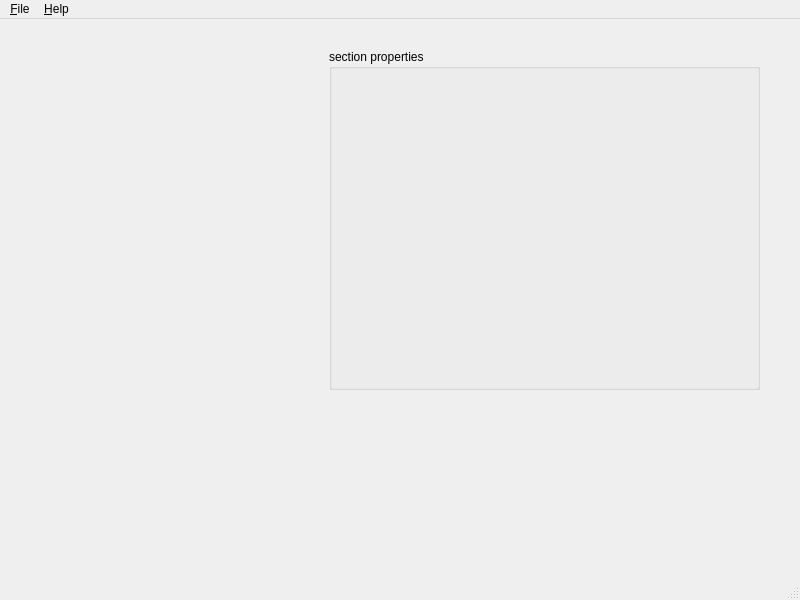
This is civilTools/applications/section/mainwindow.ui in ebrahimraeyat/civilTools as Qt 5 draws it before an edit. The edited form follows.
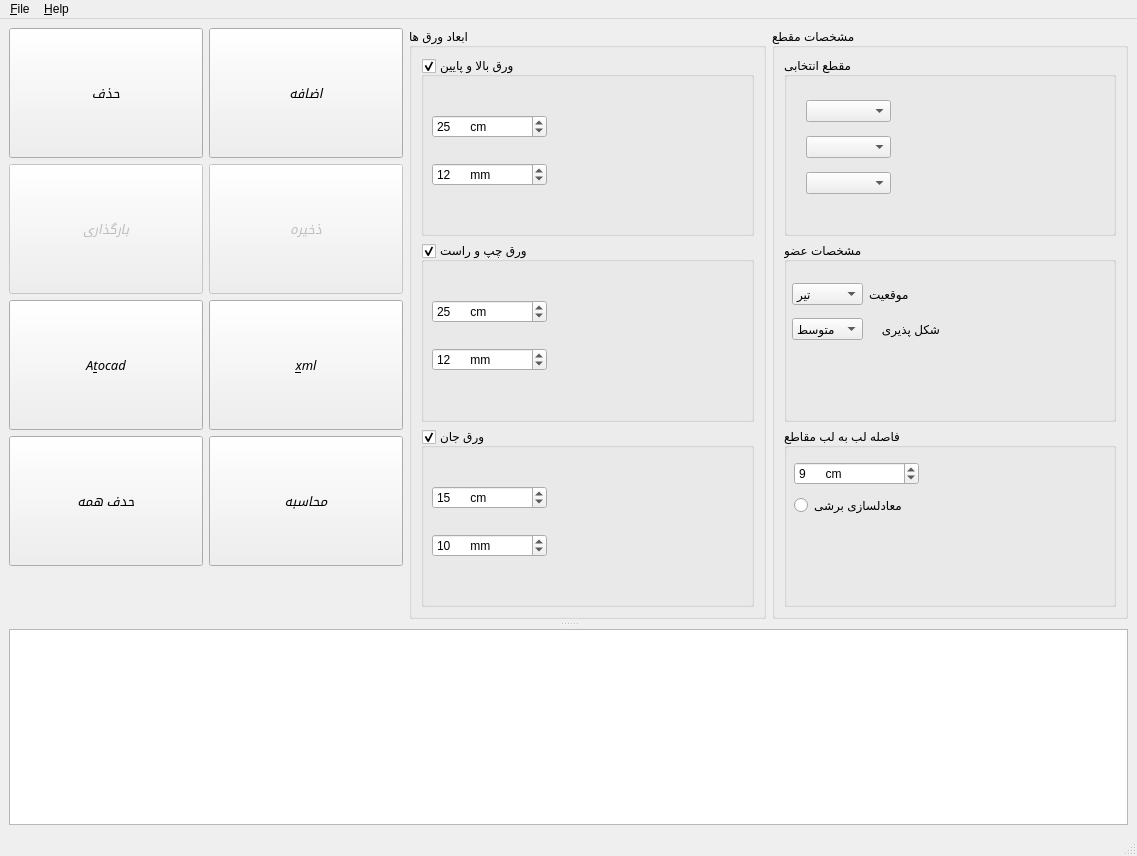
This is the edited form. Icons and pictures are not drawn.

```diff
--- a/civilTools/applications/section/mainwindow.ui
+++ b/civilTools/applications/section/mainwindow.ui
@@ -6,34 +6,854 @@
    <rect>
     <x>0</x>
     <y>0</y>
-    <width>800</width>
-    <height>600</height>
+    <width>1137</width>
+    <height>856</height>
    </rect>
   </property>
+  <property name="sizePolicy">
+   <sizepolicy hsizetype="Preferred" vsizetype="Preferred">
+    <horstretch>0</horstretch>
+    <verstretch>0</verstretch>
+   </sizepolicy>
+  </property>
   <property name="windowTitle">
    <string>MainWindow</string>
   </property>
   <widget class="QWidget" name="centralwidget">
-   <widget class="QGroupBox" name="groupBox">
-    <property name="geometry">
-     <rect>
-      <x>329</x>
-      <y>30</y>
-      <width>431</width>
-      <height>341</height>
-     </rect>
-    </property>
-    <property name="title">
-     <string>section properties</string>
-    </property>
-   </widget>
+   <property name="sizePolicy">
+    <sizepolicy hsizetype="Minimum" vsizetype="Fixed">
+     <horstretch>0</horstretch>
+     <verstretch>0</verstretch>
+    </sizepolicy>
+   </property>
+   <property name="minimumSize">
+    <size>
+     <width>800</width>
+     <height>600</height>
+    </size>
+   </property>
+   <layout class="QGridLayout" name="gridLayout_2">
+    <item row="0" column="0">
+     <widget class="QSplitter" name="mainSplitter">
+      <property name="sizePolicy">
+       <sizepolicy hsizetype="Expanding" vsizetype="Expanding">
+        <horstretch>0</horstretch>
+        <verstretch>0</verstretch>
+       </sizepolicy>
+      </property>
+      <property name="mouseTracking">
+       <bool>false</bool>
+      </property>
+      <property name="frameShape">
+       <enum>QFrame::NoFrame</enum>
+      </property>
+      <property name="frameShadow">
+       <enum>QFrame::Plain</enum>
+      </property>
+      <property name="midLineWidth">
+       <number>10</number>
+      </property>
+      <property name="orientation">
+       <enum>Qt::Vertical</enum>
+      </property>
+      <property name="opaqueResize">
+       <bool>true</bool>
+      </property>
+      <property name="handleWidth">
+       <number>10</number>
+      </property>
+      <property name="childrenCollapsible">
+       <bool>false</bool>
+      </property>
+      <widget class="QWidget" name="layoutWidget">
+       <layout class="QHBoxLayout" name="horizontalLayout_2">
+        <property name="spacing">
+         <number>6</number>
+        </property>
+        <property name="sizeConstraint">
+         <enum>QLayout::SetDefaultConstraint</enum>
+        </property>
+        <item>
+         <layout class="QGridLayout" name="gridLayout_6">
+          <property name="sizeConstraint">
+           <enum>QLayout::SetDefaultConstraint</enum>
+          </property>
+          <item row="7" column="0">
+           <widget class="QPushButton" name="clear_all_Button">
+            <property name="sizePolicy">
+             <sizepolicy hsizetype="Fixed" vsizetype="Fixed">
+              <horstretch>0</horstretch>
+              <verstretch>0</verstretch>
+             </sizepolicy>
+            </property>
+            <property name="minimumSize">
+             <size>
+              <width>194</width>
+              <height>130</height>
+             </size>
+            </property>
+            <property name="maximumSize">
+             <size>
+              <width>135</width>
+              <height>16777215</height>
+             </size>
+            </property>
+            <property name="font">
+             <font>
+              <family>Noto Sans</family>
+              <pointsize>10</pointsize>
+              <weight>50</weight>
+              <italic>true</italic>
+              <bold>false</bold>
+             </font>
+            </property>
+            <property name="styleSheet">
+             <string notr="true">font: italic 10pt &quot;Noto Sans&quot;;</string>
+            </property>
+            <property name="text">
+             <string>حدف همه</string>
+            </property>
+            <property name="icon">
+             <iconset>
+              <normaloff>images/clear.png</normaloff>images/clear.png</iconset>
+            </property>
+            <property name="iconSize">
+             <size>
+              <width>90</width>
+              <height>90</height>
+             </size>
+            </property>
+            <property name="flat">
+             <bool>false</bool>
+            </property>
+           </widget>
+          </item>
+          <item row="3" column="0">
+           <widget class="QPushButton" name="load_from_dat_button">
+            <property name="enabled">
+             <bool>false</bool>
+            </property>
+            <property name="sizePolicy">
+             <sizepolicy hsizetype="Minimum" vsizetype="Fixed">
+              <horstretch>0</horstretch>
+              <verstretch>0</verstretch>
+             </sizepolicy>
+            </property>
+            <property name="minimumSize">
+             <size>
+              <width>194</width>
+              <height>130</height>
+             </size>
+            </property>
+            <property name="maximumSize">
+             <size>
+              <width>135</width>
+              <height>16777215</height>
+             </size>
+            </property>
+            <property name="font">
+             <font>
+              <family>Noto Sans</family>
+              <pointsize>10</pointsize>
+              <weight>50</weight>
+              <italic>true</italic>
+              <bold>false</bold>
+             </font>
+            </property>
+            <property name="styleSheet">
+             <string notr="true">font: italic 10pt &quot;Noto Sans&quot;;</string>
+            </property>
+            <property name="text">
+             <string>بارگذاری</string>
+            </property>
+            <property name="icon">
+             <iconset>
+              <normaloff>images/load.png</normaloff>images/load.png</iconset>
+            </property>
+            <property name="iconSize">
+             <size>
+              <width>90</width>
+              <height>90</height>
+             </size>
+            </property>
+            <property name="flat">
+             <bool>false</bool>
+            </property>
+           </widget>
+          </item>
+          <item row="0" column="0">
+           <widget class="QPushButton" name="deleteSectionButton">
+            <property name="sizePolicy">
+             <sizepolicy hsizetype="Minimum" vsizetype="Fixed">
+              <horstretch>0</horstretch>
+              <verstretch>0</verstretch>
+             </sizepolicy>
+            </property>
+            <property name="minimumSize">
+             <size>
+              <width>194</width>
+              <height>130</height>
+             </size>
+            </property>
+            <property name="maximumSize">
+             <size>
+              <width>135</width>
+              <height>16777215</height>
+             </size>
+            </property>
+            <property name="font">
+             <font>
+              <family>Noto Sans</family>
+              <pointsize>10</pointsize>
+              <weight>50</weight>
+              <italic>true</italic>
+              <bold>false</bold>
+             </font>
+            </property>
+            <property name="styleSheet">
+             <string notr="true">font: italic 10pt &quot;Noto Sans&quot;;</string>
+            </property>
+            <property name="text">
+             <string>حذف</string>
+            </property>
+            <property name="icon">
+             <iconset>
+              <normaloff>images/remove.png</normaloff>images/remove.png</iconset>
+            </property>
+            <property name="iconSize">
+             <size>
+              <width>90</width>
+              <height>90</height>
+             </size>
+            </property>
+            <property name="flat">
+             <bool>false</bool>
+            </property>
+           </widget>
+          </item>
+          <item row="9" column="0">
+           <spacer name="verticalSpacer">
+            <property name="orientation">
+             <enum>Qt::Vertical</enum>
+            </property>
+            <property name="sizeHint" stdset="0">
+             <size>
+              <width>20</width>
+              <height>40</height>
+             </size>
+            </property>
+           </spacer>
+          </item>
+          <item row="5" column="0">
+           <widget class="QPushButton" name="save_to_autocad_Button">
+            <property name="sizePolicy">
+             <sizepolicy hsizetype="Minimum" vsizetype="Fixed">
+              <horstretch>0</horstretch>
+              <verstretch>0</verstretch>
+             </sizepolicy>
+            </property>
+            <property name="minimumSize">
+             <size>
+              <width>194</width>
+              <height>130</height>
+             </size>
+            </property>
+            <property name="maximumSize">
+             <size>
+              <width>135</width>
+              <height>16777215</height>
+             </size>
+            </property>
+            <property name="font">
+             <font>
+              <family>Noto Sans</family>
+              <pointsize>10</pointsize>
+              <weight>50</weight>
+              <italic>true</italic>
+              <bold>false</bold>
+             </font>
+            </property>
+            <property name="styleSheet">
+             <string notr="true">font: italic 10pt &quot;Noto Sans&quot;;</string>
+            </property>
+            <property name="text">
+             <string>A&amp;tocad</string>
+            </property>
+            <property name="icon">
+             <iconset>
+              <normaloff>images/autocad.png</normaloff>images/autocad.png</iconset>
+            </property>
+            <property name="iconSize">
+             <size>
+              <width>90</width>
+              <height>90</height>
+             </size>
+            </property>
+            <property name="flat">
+             <bool>false</bool>
+            </property>
+           </widget>
+          </item>
+          <item row="0" column="1">
+           <widget class="QPushButton" name="addSectionButton">
+            <property name="sizePolicy">
+             <sizepolicy hsizetype="Minimum" vsizetype="Fixed">
+              <horstretch>0</horstretch>
+              <verstretch>0</verstretch>
+             </sizepolicy>
+            </property>
+            <property name="minimumSize">
+             <size>
+              <width>194</width>
+              <height>130</height>
+             </size>
+            </property>
+            <property name="maximumSize">
+             <size>
+              <width>135</width>
+              <height>16777215</height>
+             </size>
+            </property>
+            <property name="font">
+             <font>
+              <family>Noto Sans</family>
+              <pointsize>10</pointsize>
+              <weight>50</weight>
+              <italic>true</italic>
+              <bold>false</bold>
+             </font>
+            </property>
+            <property name="styleSheet">
+             <string notr="true">font: italic 10pt &quot;Noto Sans&quot;;</string>
+            </property>
+            <property name="text">
+             <string>اضافه</string>
+            </property>
+            <property name="icon">
+             <iconset>
+              <normaloff>images/add.png</normaloff>images/add.png</iconset>
+            </property>
+            <property name="iconSize">
+             <size>
+              <width>90</width>
+              <height>90</height>
+             </size>
+            </property>
+            <property name="flat">
+             <bool>false</bool>
+            </property>
+           </widget>
+          </item>
+          <item row="3" column="1">
+           <widget class="QPushButton" name="saveToFileButton">
+            <property name="enabled">
+             <bool>false</bool>
+            </property>
+            <property name="sizePolicy">
+             <sizepolicy hsizetype="Minimum" vsizetype="Fixed">
+              <horstretch>0</horstretch>
+              <verstretch>0</verstretch>
+             </sizepolicy>
+            </property>
+            <property name="minimumSize">
+             <size>
+              <width>194</width>
+              <height>130</height>
+             </size>
+            </property>
+            <property name="maximumSize">
+             <size>
+              <width>135</width>
+              <height>16777215</height>
+             </size>
+            </property>
+            <property name="font">
+             <font>
+              <family>Noto Sans</family>
+              <pointsize>10</pointsize>
+              <weight>50</weight>
+              <italic>true</italic>
+              <bold>false</bold>
+             </font>
+            </property>
+            <property name="styleSheet">
+             <string notr="true">font: italic 10pt &quot;Noto Sans&quot;;</string>
+            </property>
+            <property name="text">
+             <string>ذخیره</string>
+            </property>
+            <property name="icon">
+             <iconset>
+              <normaloff>images/save.png</normaloff>images/save.png</iconset>
+            </property>
+            <property name="iconSize">
+             <size>
+              <width>90</width>
+              <height>90</height>
+             </size>
+            </property>
+            <property name="flat">
+             <bool>false</bool>
+            </property>
+           </widget>
+          </item>
+          <item row="5" column="1">
+           <widget class="QPushButton" name="saveToXml1Button">
+            <property name="sizePolicy">
+             <sizepolicy hsizetype="Minimum" vsizetype="Fixed">
+              <horstretch>0</horstretch>
+              <verstretch>0</verstretch>
+             </sizepolicy>
+            </property>
+            <property name="minimumSize">
+             <size>
+              <width>194</width>
+              <height>130</height>
+             </size>
+            </property>
+            <property name="maximumSize">
+             <size>
+              <width>135</width>
+              <height>16777215</height>
+             </size>
+            </property>
+            <property name="font">
+             <font>
+              <family>Noto Sans</family>
+              <pointsize>10</pointsize>
+              <weight>50</weight>
+              <italic>true</italic>
+              <bold>false</bold>
+             </font>
+            </property>
+            <property name="styleSheet">
+             <string notr="true">font: italic 10pt &quot;Noto Sans&quot;;</string>
+            </property>
+            <property name="text">
+             <string>&amp;xml</string>
+            </property>
+            <property name="icon">
+             <iconset>
+              <normaloff>images/xml.png</normaloff>images/xml.png</iconset>
+            </property>
+            <property name="iconSize">
+             <size>
+              <width>90</width>
+              <height>90</height>
+             </size>
+            </property>
+            <property name="flat">
+             <bool>false</bool>
+            </property>
+           </widget>
+          </item>
+          <item row="7" column="1">
+           <widget class="QPushButton" name="calculate_Button">
+            <property name="sizePolicy">
+             <sizepolicy hsizetype="Minimum" vsizetype="Fixed">
+              <horstretch>0</horstretch>
+              <verstretch>0</verstretch>
+             </sizepolicy>
+            </property>
+            <property name="minimumSize">
+             <size>
+              <width>194</width>
+              <height>130</height>
+             </size>
+            </property>
+            <property name="maximumSize">
+             <size>
+              <width>135</width>
+              <height>16777215</height>
+             </size>
+            </property>
+            <property name="font">
+             <font>
+              <family>Noto Sans</family>
+              <pointsize>10</pointsize>
+              <weight>9</weight>
+              <italic>true</italic>
+              <bold>false</bold>
+             </font>
+            </property>
+            <property name="styleSheet">
+             <string notr="true">font: 75 italic 10pt &quot;Noto Sans&quot;;</string>
+            </property>
+            <property name="text">
+             <string>محاسبه</string>
+            </property>
+            <property name="icon">
+             <iconset>
+              <normaloff>images/run.png</normaloff>images/run.png</iconset>
+            </property>
+            <property name="iconSize">
+             <size>
+              <width>90</width>
+              <height>90</height>
+             </size>
+            </property>
+            <property name="flat">
+             <bool>false</bool>
+            </property>
+           </widget>
+          </item>
+         </layout>
+        </item>
+        <item>
+         <layout class="QGridLayout" name="drawLayout" rowstretch="0"/>
+        </item>
+        <item>
+         <layout class="QGridLayout" name="gridLayout_4">
+          <item row="0" column="0">
+           <widget class="QGroupBox" name="groupBox_8">
+            <property name="minimumSize">
+             <size>
+              <width>180</width>
+              <height>0</height>
+             </size>
+            </property>
+            <property name="title">
+             <string>ابعاد ورق ها</string>
+            </property>
+            <layout class="QGridLayout" name="gridLayout_5">
+             <item row="0" column="0">
+              <layout class="QVBoxLayout" name="verticalLayout_3">
+               <item>
+                <widget class="QGroupBox" name="addTBPLGroupBox">
+                 <property name="title">
+                  <string>ورق بالا و پایین</string>
+                 </property>
+                 <property name="checkable">
+                  <bool>true</bool>
+                 </property>
+                 <widget class="QWidget" name="layoutWidget_4">
+                  <property name="geometry">
+                   <rect>
+                    <x>11</x>
+                    <y>39</y>
+                    <width>115</width>
+                    <height>110</height>
+                   </rect>
+                  </property>
+                  <layout class="QVBoxLayout" name="verticalLayout_5">
+                   <item>
+                    <widget class="QSpinBox" name="lhSpinBox">
+                     <property name="suffix">
+                      <string>      cm</string>
+                     </property>
+                     <property name="prefix">
+                      <string/>
+                     </property>
+                     <property name="minimum">
+                      <number>2</number>
+                     </property>
+                     <property name="value">
+                      <number>25</number>
+                     </property>
+                    </widget>
+                   </item>
+                   <item>
+                    <widget class="QSpinBox" name="thSpinBox">
+                     <property name="suffix">
+                      <string>      mm</string>
+                     </property>
+                     <property name="minimum">
+                      <number>2</number>
+                     </property>
+                     <property name="value">
+                      <number>12</number>
+                     </property>
+                    </widget>
+                   </item>
+                  </layout>
+                 </widget>
+                </widget>
+               </item>
+               <item>
+                <widget class="QGroupBox" name="addLRPLGroupBox">
+                 <property name="title">
+                  <string>ورق چپ و راست</string>
+                 </property>
+                 <property name="checkable">
+                  <bool>true</bool>
+                 </property>
+                 <widget class="QWidget" name="layoutWidget_3">
+                  <property name="geometry">
+                   <rect>
+                    <x>11</x>
+                    <y>39</y>
+                    <width>115</width>
+                    <height>110</height>
+                   </rect>
+                  </property>
+                  <layout class="QVBoxLayout" name="verticalLayout_2">
+                   <item>
+                    <widget class="QSpinBox" name="lvSpinBox">
+                     <property name="suffix">
+                      <string>      cm</string>
+                     </property>
+                     <property name="prefix">
+                      <string/>
+                     </property>
+                     <property name="minimum">
+                      <number>2</number>
+                     </property>
+                     <property name="value">
+                      <number>25</number>
+                     </property>
+                    </widget>
+                   </item>
+                   <item>
+                    <widget class="QSpinBox" name="tvSpinBox">
+                     <property name="suffix">
+                      <string>      mm</string>
+                     </property>
+                     <property name="minimum">
+                      <number>2</number>
+                     </property>
+                     <property name="value">
+                      <number>12</number>
+                     </property>
+                    </widget>
+                   </item>
+                  </layout>
+                 </widget>
+                </widget>
+               </item>
+               <item>
+                <widget class="QGroupBox" name="addWebPLGroupBox">
+                 <property name="title">
+                  <string>ورق جان</string>
+                 </property>
+                 <property name="checkable">
+                  <bool>true</bool>
+                 </property>
+                 <widget class="QWidget" name="layoutWidget_5">
+                  <property name="geometry">
+                   <rect>
+                    <x>11</x>
+                    <y>39</y>
+                    <width>115</width>
+                    <height>110</height>
+                   </rect>
+                  </property>
+                  <layout class="QVBoxLayout" name="verticalLayout">
+                   <item>
+                    <widget class="QSpinBox" name="lwSpinBox">
+                     <property name="suffix">
+                      <string>      cm</string>
+                     </property>
+                     <property name="prefix">
+                      <string/>
+                     </property>
+                     <property name="minimum">
+                      <number>2</number>
+                     </property>
+                     <property name="value">
+                      <number>15</number>
+                     </property>
+                    </widget>
+                   </item>
+                   <item>
+                    <widget class="QSpinBox" name="twSpinBox">
+                     <property name="suffix">
+                      <string>      mm</string>
+                     </property>
+                     <property name="minimum">
+                      <number>2</number>
+                     </property>
+                     <property name="value">
+                      <number>10</number>
+                     </property>
+                    </widget>
+                   </item>
+                  </layout>
+                 </widget>
+                </widget>
+               </item>
+              </layout>
+             </item>
+            </layout>
+           </widget>
+          </item>
+          <item row="0" column="1">
+           <widget class="QGroupBox" name="groupBox_9">
+            <property name="minimumSize">
+             <size>
+              <width>180</width>
+              <height>0</height>
+             </size>
+            </property>
+            <property name="title">
+             <string>مشخصات مقطع</string>
+            </property>
+            <layout class="QGridLayout" name="gridLayout_3">
+             <item row="0" column="0">
+              <layout class="QVBoxLayout" name="verticalLayout_4">
+               <item>
+                <widget class="QGroupBox" name="groupBox_5">
+                 <property name="title">
+                  <string>مقطع انتخابی</string>
+                 </property>
+                 <widget class="QWidget" name="layoutWidget_7">
+                  <property name="geometry">
+                   <rect>
+                    <x>22</x>
+                    <y>35</y>
+                    <width>85</width>
+                    <height>110</height>
+                   </rect>
+                  </property>
+                  <layout class="QVBoxLayout" name="verticalLayout_6">
+                   <item>
+                    <widget class="QComboBox" name="doubleBox"/>
+                   </item>
+                   <item>
+                    <widget class="QComboBox" name="sectionTypeBox"/>
+                   </item>
+                   <item>
+                    <widget class="QComboBox" name="sectionsBox"/>
+                   </item>
+                  </layout>
+                 </widget>
+                </widget>
+               </item>
+               <item>
+                <widget class="QGroupBox" name="groupBox_7">
+                 <property name="title">
+                  <string>مشخصات عضو</string>
+                 </property>
+                 <widget class="QWidget" name="layoutWidget_8">
+                  <property name="geometry">
+                   <rect>
+                    <x>8</x>
+                    <y>34</y>
+                    <width>148</width>
+                    <height>72</height>
+                   </rect>
+                  </property>
+                  <layout class="QGridLayout" name="gridLayout">
+                   <item row="0" column="0">
+                    <widget class="QComboBox" name="useAsBox">
+                     <item>
+                      <property name="text">
+                       <string>تیر</string>
+                      </property>
+                     </item>
+                     <item>
+                      <property name="text">
+                       <string>ستون</string>
+                      </property>
+                     </item>
+                    </widget>
+                   </item>
+                   <item row="0" column="1">
+                    <widget class="QLabel" name="label">
+                     <property name="text">
+                      <string>موقعیت</string>
+                     </property>
+                     <property name="alignment">
+                      <set>Qt::AlignRight|Qt::AlignTrailing|Qt::AlignVCenter</set>
+                     </property>
+                    </widget>
+                   </item>
+                   <item row="1" column="0">
+                    <widget class="QComboBox" name="ductilityBox">
+                     <item>
+                      <property name="text">
+                       <string>متوسط</string>
+                      </property>
+                     </item>
+                     <item>
+                      <property name="text">
+                       <string>زیاد</string>
+                      </property>
+                     </item>
+                    </widget>
+                   </item>
+                   <item row="1" column="1">
+                    <widget class="QLabel" name="label_2">
+                     <property name="text">
+                      <string>شکل پذیری</string>
+                     </property>
+                    </widget>
+                   </item>
+                  </layout>
+                 </widget>
+                </widget>
+               </item>
+               <item>
+                <widget class="QGroupBox" name="groupBox_6">
+                 <property name="title">
+                  <string>فاصله لب به لب مقاطع</string>
+                 </property>
+                 <widget class="QWidget" name="layoutWidget_9">
+                  <property name="geometry">
+                   <rect>
+                    <x>10</x>
+                    <y>30</y>
+                    <width>125</width>
+                    <height>62</height>
+                   </rect>
+                  </property>
+                  <layout class="QVBoxLayout" name="verticalLayout_7">
+                   <item>
+                    <widget class="QSpinBox" name="distSpinBox">
+                     <property name="suffix">
+                      <string>      cm</string>
+                     </property>
+                     <property name="prefix">
+                      <string/>
+                     </property>
+                     <property name="minimum">
+                      <number>0</number>
+                     </property>
+                     <property name="value">
+                      <number>9</number>
+                     </property>
+                    </widget>
+                   </item>
+                   <item>
+                    <widget class="QRadioButton" name="convert_type_radio_button">
+                     <property name="text">
+                      <string>معادلسازی برشی</string>
+                     </property>
+                    </widget>
+                   </item>
+                  </layout>
+                 </widget>
+                </widget>
+               </item>
+              </layout>
+             </item>
+            </layout>
+           </widget>
+          </item>
+         </layout>
+        </item>
+       </layout>
+      </widget>
+      <widget class="QTableView" name="tableView1">
+       <property name="minimumSize">
+        <size>
+         <width>0</width>
+         <height>100</height>
+        </size>
+       </property>
+       <property name="styleSheet">
+        <string notr="true"/>
+       </property>
+      </widget>
+     </widget>
+    </item>
+   </layout>
   </widget>
   <widget class="QMenuBar" name="menubar">
    <property name="geometry">
     <rect>
      <x>0</x>
      <y>0</y>
-     <width>800</width>
+     <width>1137</width>
      <height>30</height>
     </rect>
    </property>
```
Left out of the diff: 19 changed lines with no effect on the pictures.
